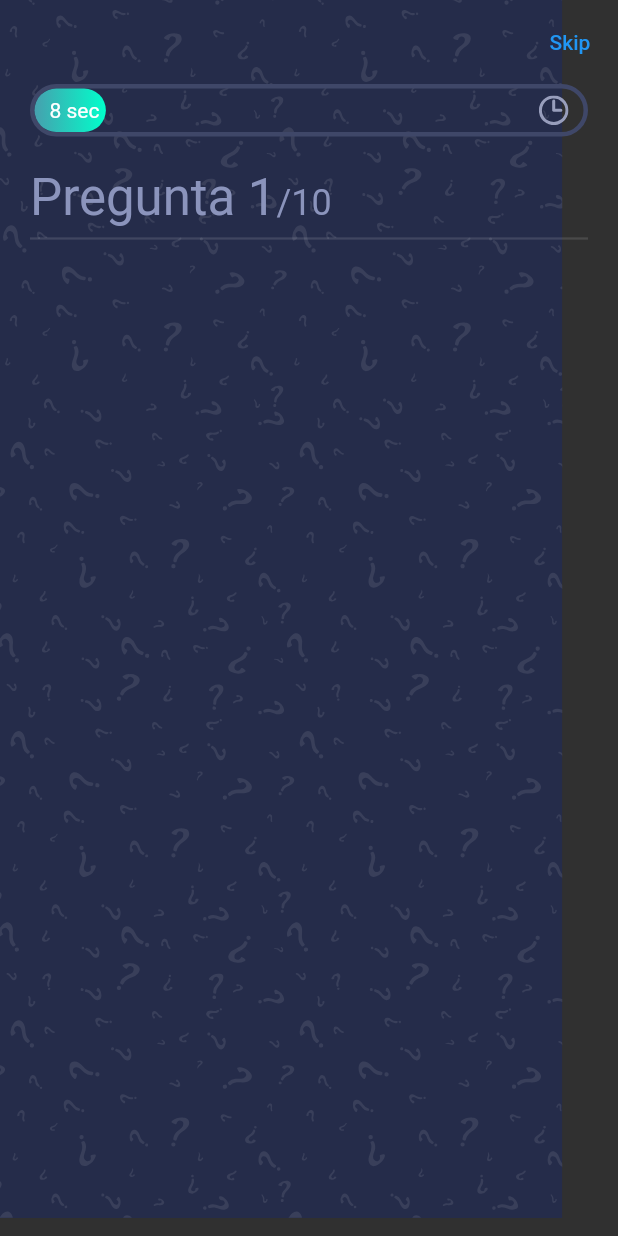
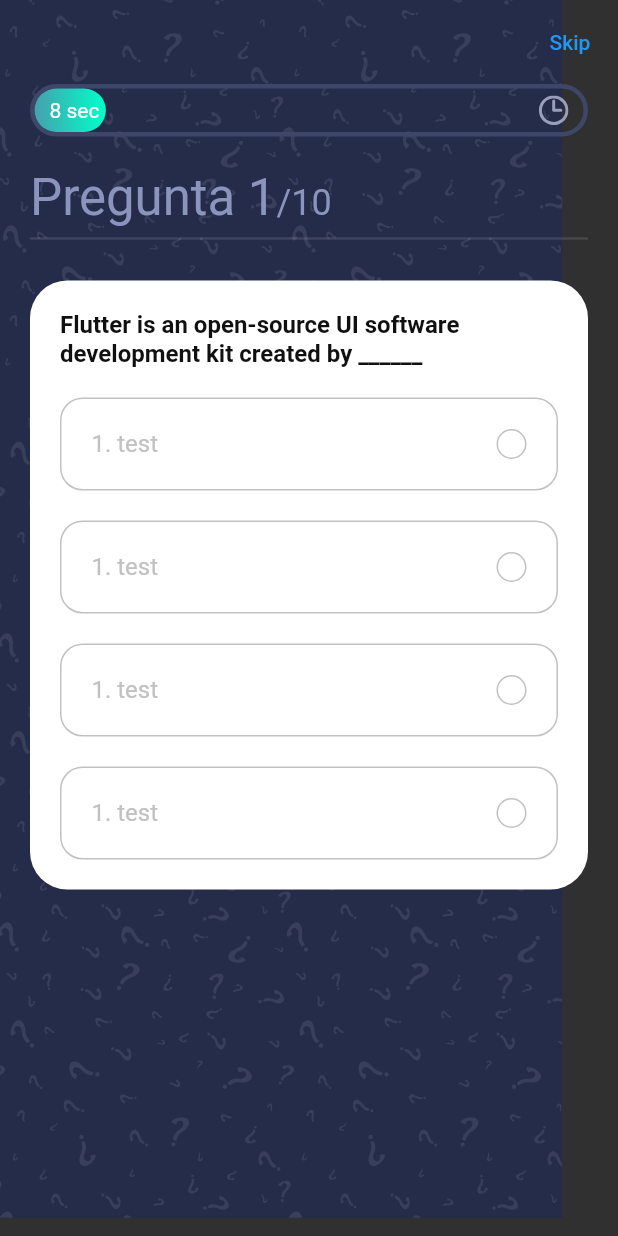
Before and after one commit to jhon2520/QuizzApp, a Flutter app: the screen it shows after launch, on a phone screen of 412 x 824 dp. Run offline on Flutter 3.47's test engine with Material 2 defaults, Android fonts, the phone set to English and light mode, and no system bars; our stand-ins replace get, websafe_svg.

Commit message:
Se creó la parte de preguntas

```diff
--- a/lib/screens/quiz/components/body.dart
+++ b/lib/screens/quiz/components/body.dart
@@ -1,5 +1,6 @@
 import 'package:flutter/material.dart';
 import 'package:quiz_app/constants.dart';
+import 'package:quiz_app/models/Questions.dart';
 import 'package:quiz_app/screens/quiz/components/progress_bar.dart';
 import 'package:websafe_svg/websafe_svg.dart';
 
@@ -45,7 +46,8 @@ class Body extends StatelessWidget {
                   ],
                 ),
                 Divider(thickness: 1.5,),
-                SizedBox(height: kDefaultPadding,)
+                SizedBox(height: kDefaultPadding,),
+                QuestionCard()
               ],
             ),
           ),
@@ -54,3 +56,70 @@ class Body extends StatelessWidget {
     );
   }
 }
+
+class QuestionCard extends StatelessWidget {
+  const QuestionCard({
+    Key? key,
+  }) : super(key: key);
+
+  @override
+  Widget build(BuildContext context) {
+    return Container(
+      padding: EdgeInsets.all(kDefaultPadding),
+      decoration: BoxDecoration(
+        color: Colors.white,
+        borderRadius: BorderRadius.circular(25)
+      ),
+      child: Column(
+        children: [
+          Text(
+            sample_data[0]["question"],
+            style: Theme.of(context)
+              .textTheme
+              .headline5!
+              .copyWith(color: kBlackColor,fontSize: 16,fontWeight: FontWeight.bold)
+          ),
+          Option(),
+          Option(),
+          Option(),
+          Option(),
+        ],
+      ),
+    );
+  }
+}
+
+class Option extends StatelessWidget {
+  const Option({
+    Key? key,
+  }) : super(key: key);
+
+  @override
+  Widget build(BuildContext context) {
+    return Container(
+      margin: EdgeInsets.only(top: kDefaultPadding),
+      padding: EdgeInsets.all(kDefaultPadding),
+      decoration: BoxDecoration(
+        border: Border.all(color: kGrayColor),
+        borderRadius: BorderRadius.circular(15),
+      ),
+      child: Row(
+        mainAxisAlignment: MainAxisAlignment.spaceBetween,
+        children: [
+          Text(
+            "1. test",
+            style: TextStyle(color: kGrayColor,fontSize: 16),
+          ),
+          Container(
+            height: 20,
+            width: 20,
+            decoration: BoxDecoration(
+              borderRadius: BorderRadius.circular(50),
+              border: Border.all(color: kGrayColor),
+            ),
+          )
+        ],
+      ),
+    );
+  }
+}
```
